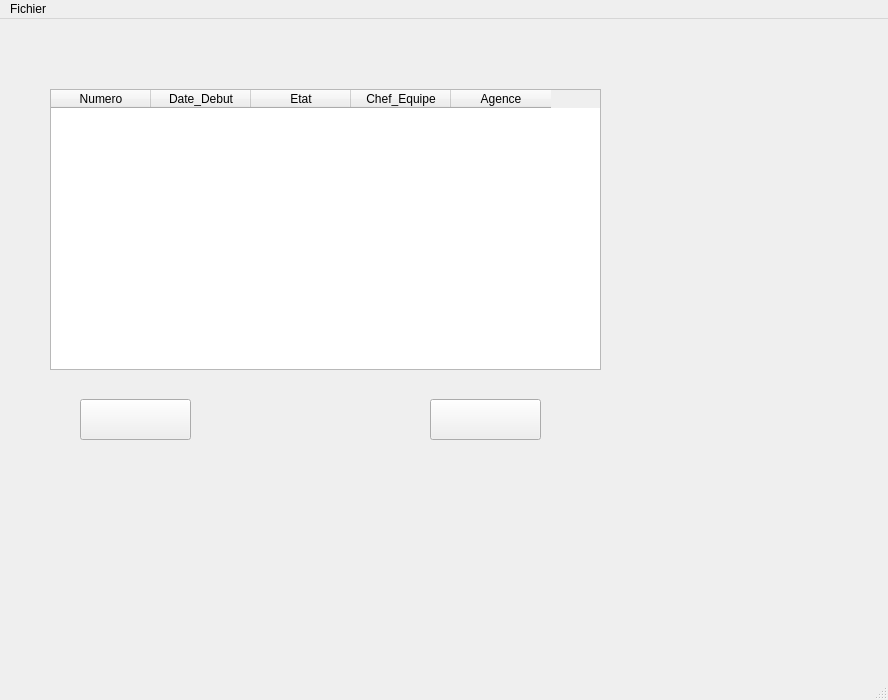
Qt form CODE/mainwindowcommercial.ui (dervieuxC/gestionDemenagementCorrige) before a commit.
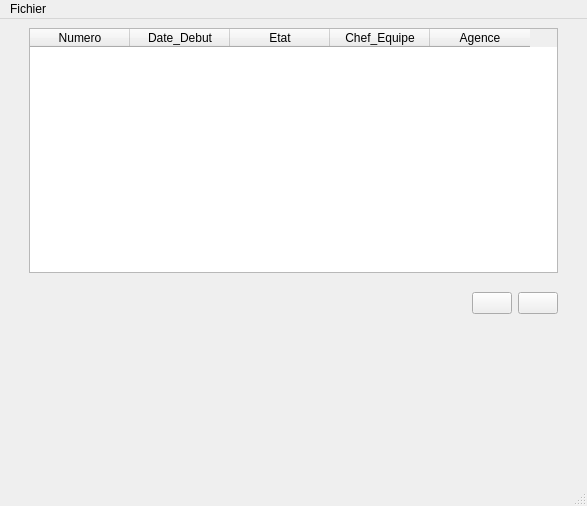
The same form after that commit. Icons and pictures are not drawn.

```diff
--- a/CODE/mainwindowcommercial.ui
+++ b/CODE/mainwindowcommercial.ui
@@ -6,23 +6,36 @@
    <rect>
     <x>0</x>
     <y>0</y>
-    <width>888</width>
-    <height>700</height>
+    <width>587</width>
+    <height>506</height>
    </rect>
   </property>
   <property name="windowTitle">
    <string>MainWindow</string>
   </property>
   <widget class="QWidget" name="centralwidget">
+   <layout class="QVBoxLayout" name="verticalLayout_3">
+    <item>
+     <layout class="QHBoxLayout" name="horizontalLayout_2">
+      <item>
+       <spacer name="verticalSpacer">
+        <property name="orientation">
+         <enum>Qt::Vertical</enum>
+        </property>
+        <property name="sizeHint" stdset="0">
+         <size>
+          <width>20</width>
+          <height>408</height>
+         </size>
+        </property>
+       </spacer>
+      </item>
+      <item>
+       <layout class="QVBoxLayout" name="verticalLayout_2">
+        <item>
+         <layout class="QVBoxLayout" name="verticalLayout">
+          <item>
    <widget class="QTableWidget" name="tableWidgetCommercial">
-    <property name="geometry">
-     <rect>
-      <x>50</x>
-      <y>70</y>
-      <width>551</width>
-      <height>281</height>
-     </rect>
-    </property>
     <column>
      <property name="text">
       <string>Numero</string>
@@ -49,15 +62,24 @@
      </property>
     </column>
    </widget>
+          </item>
+          <item>
+           <layout class="QHBoxLayout" name="horizontalLayout">
+            <item>
+             <spacer name="horizontalSpacer">
+              <property name="orientation">
+               <enum>Qt::Horizontal</enum>
+              </property>
+              <property name="sizeHint" stdset="0">
+               <size>
+                <width>418</width>
+                <height>48</height>
+               </size>
+              </property>
+             </spacer>
+            </item>
+            <item>
    <widget class="QPushButton" name="pushButtonAjouterDossier">
-    <property name="geometry">
-     <rect>
-      <x>80</x>
-      <y>380</y>
-      <width>111</width>
-      <height>41</height>
-     </rect>
-    </property>
     <property name="text">
      <string/>
     </property>
@@ -66,15 +88,9 @@
       <normaloff>:/new/images/images/list-add.png</normaloff>:/new/images/images/list-add.png</iconset>
     </property>
    </widget>
+            </item>
+            <item>
    <widget class="QPushButton" name="pushButtonSupprimerDossier">
-    <property name="geometry">
-     <rect>
-      <x>430</x>
-      <y>380</y>
-      <width>111</width>
-      <height>41</height>
-     </rect>
-    </property>
     <property name="text">
      <string/>
     </property>
@@ -83,14 +99,50 @@
       <normaloff>:/new/images/images/list-remove.png</normaloff>:/new/images/images/list-remove.png</iconset>
     </property>
    </widget>
+            </item>
+           </layout>
+          </item>
+         </layout>
+        </item>
+        <item>
+         <spacer name="horizontalSpacer_2">
+          <property name="orientation">
+           <enum>Qt::Horizontal</enum>
+          </property>
+          <property name="sizeHint" stdset="0">
+           <size>
+            <width>508</width>
+            <height>148</height>
+           </size>
+          </property>
+         </spacer>
+        </item>
+       </layout>
+      </item>
+      <item>
+       <spacer name="verticalSpacer_2">
+        <property name="orientation">
+         <enum>Qt::Vertical</enum>
+        </property>
+        <property name="sizeHint" stdset="0">
+         <size>
+          <width>20</width>
+          <height>398</height>
+         </size>
+        </property>
+       </spacer>
+      </item>
+     </layout>
+    </item>
+   </layout>
   </widget>
   <widget class="QMenuBar" name="menubar">
    <property name="geometry">
     <rect>
      <x>0</x>
      <y>0</y>
-     <width>888</width>
-     <height>27</height>
+     <width>587</width>
+     <height>29</height>
     </rect>
    </property>
    <widget class="QMenu" name="menuFichier">
```
Lines whose indentation alone changed are shown as unchanged.
